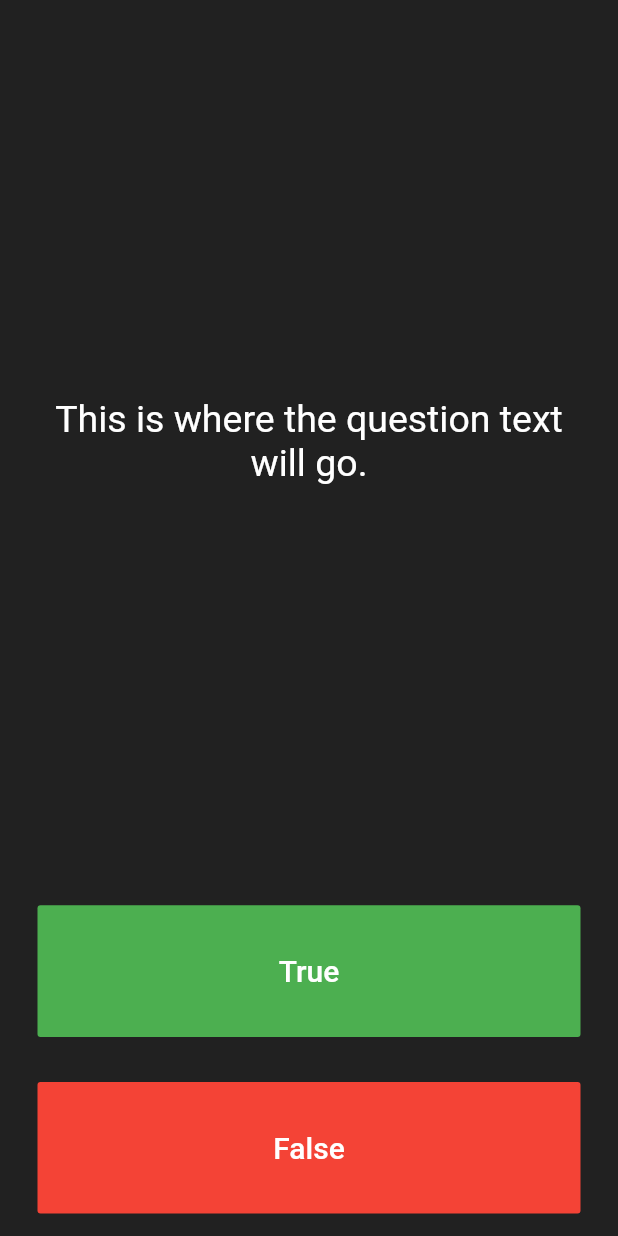
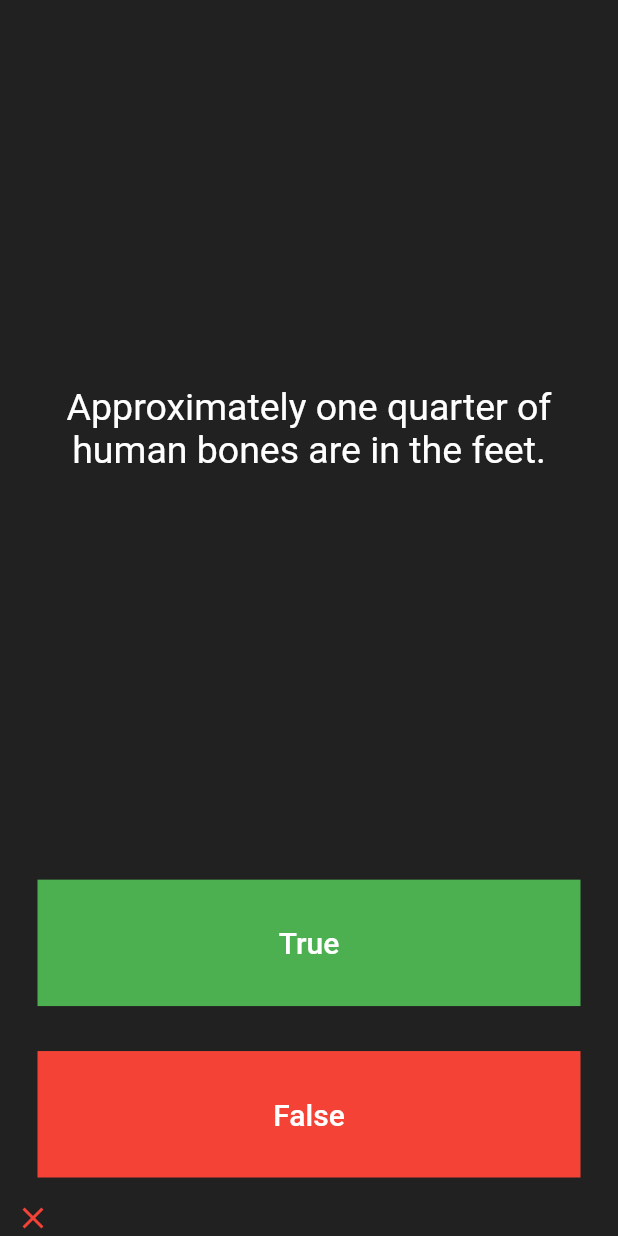
Before and after one commit to takeny1998/flutter-development-bootcamp, a Flutter app: the screen it shows after launch, after a tap on "True", on a phone screen of 412 x 824 dp. Run offline on Flutter 3.47's test engine with Material 2 defaults, Android fonts, the light colour scheme and no system bars; our stand-ins replace audioplayers.

Commit message:
Process Section 10

```diff
--- a/quizzler-flutter/lib/main.dart
+++ b/quizzler-flutter/lib/main.dart
@@ -1,4 +1,5 @@
 import 'package:flutter/material.dart';
+import 'question.dart';
 
 void main() => runApp(Quizzler());
 
@@ -25,8 +26,18 @@ class QuizPage extends StatefulWidget {
 }
 
 class _QuizPageState extends State<QuizPage> {
+  List<Icon> scoreKeeper = [];
+  List<Question> questions = [
+    Question(text: 'You can lead a cow down stairs but not up stairs.', answer: false),
+    Question(text: 'Approximately one quarter of human bones are in the feet.', answer: true),
+    Question(text: 'A slug\'s blood is green.', answer: true),
+  ];
+
+  int ptr = 0;
+
   @override
   Widget build(BuildContext context) {
+
     return Column(
       mainAxisAlignment: MainAxisAlignment.spaceBetween,
       crossAxisAlignment: CrossAxisAlignment.stretch,
@@ -37,7 +48,7 @@ class _QuizPageState extends State<QuizPage> {
             padding: EdgeInsets.all(10.0),
             child: Center(
               child: Text(
-                'This is where the question text will go.',
+                questions[ptr].text,
                 textAlign: TextAlign.center,
                 style: TextStyle(
                   fontSize: 25.0,
@@ -50,9 +61,11 @@ class _QuizPageState extends State<QuizPage> {
         Expanded(
           child: Padding(
             padding: EdgeInsets.all(15.0),
-            child: FlatButton(
-              textColor: Colors.white,
+            child: Container(
               color: Colors.green,
+              width: double.infinity,
+              height: double.infinity,
+              child: TextButton(
                 child: Text(
                   'True',
                   style: TextStyle(
@@ -61,16 +74,29 @@ class _QuizPageState extends State<QuizPage> {
                   ),
                 ),
                 onPressed: () {
-                //The user picked true.
+                  bool correct = questions[ptr].answer;
+                  if (correct == true) {
+                    scoreKeeper.add(Icon(Icons.check, color: Colors.green));
+                  } else {
+                    scoreKeeper.add(Icon(Icons.close, color: Colors.red));
+                  }
+
+                  setState(() {
+                    ptr ++;
+                  });
                 },
+              ),
             ),
           ),
         ),
         Expanded(
           child: Padding(
             padding: EdgeInsets.all(15.0),
-            child: FlatButton(
+            child: Container(
               color: Colors.red,
+              width: double.infinity,
+              height: double.infinity,
+              child: TextButton(
                 child: Text(
                   'False',
                   style: TextStyle(
@@ -79,12 +105,24 @@ class _QuizPageState extends State<QuizPage> {
                   ),
                 ),
                 onPressed: () {
-                //The user picked false.
+
+                  bool correct = questions[ptr].answer;
+                  if (correct == false) {
+                    scoreKeeper.add(Icon(Icons.check, color: Colors.green));
+                  } else {
+                    scoreKeeper.add(Icon(Icons.close, color: Colors.red));
+                  }
+
+                  setState(() {
+                    ptr ++;
+                  });
                 },
               ),
             ),
           ),
+        ),
         //TODO: Add a Row here as your score keeper
+        Row(children: scoreKeeper),
       ],
     );
   }
--- /dev/null
+++ b/quizzler-flutter/lib/question.dart
@@ -0,0 +1,9 @@
+class Question {
+  String text;
+  bool answer;
+
+  Question({String text, bool answer}) {
+    this.text = text;
+    this.answer = answer;
+  }
+}
```
Also changed, not shown: 2 other files. Lines whose indentation alone changed are shown as unchanged.
